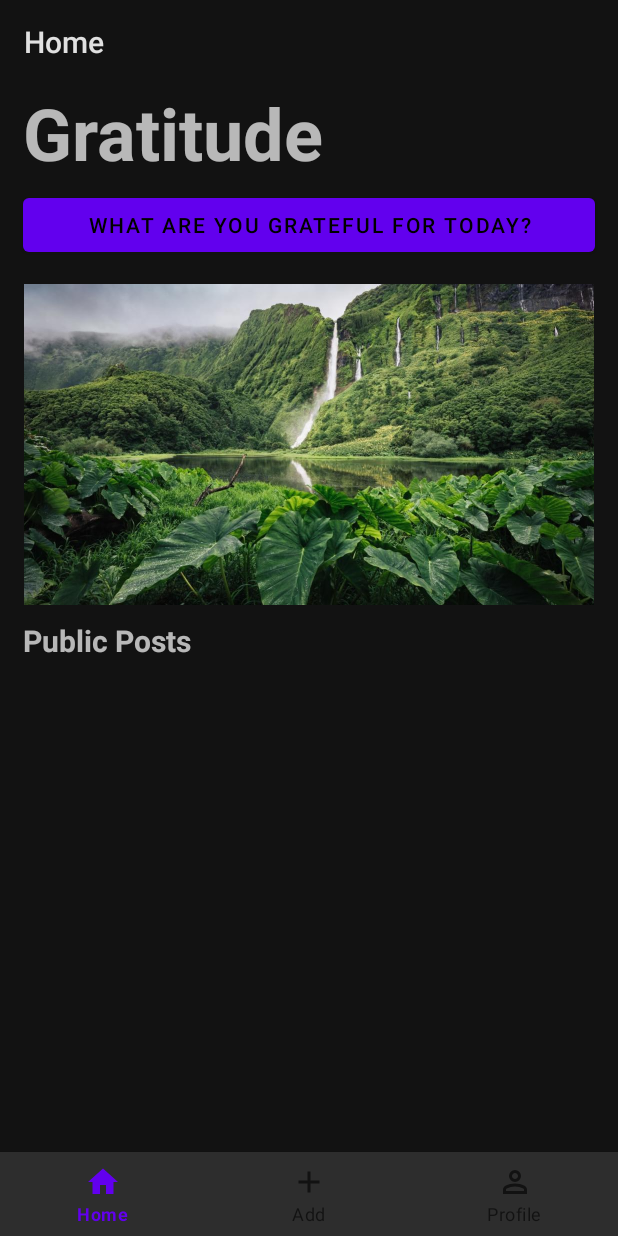
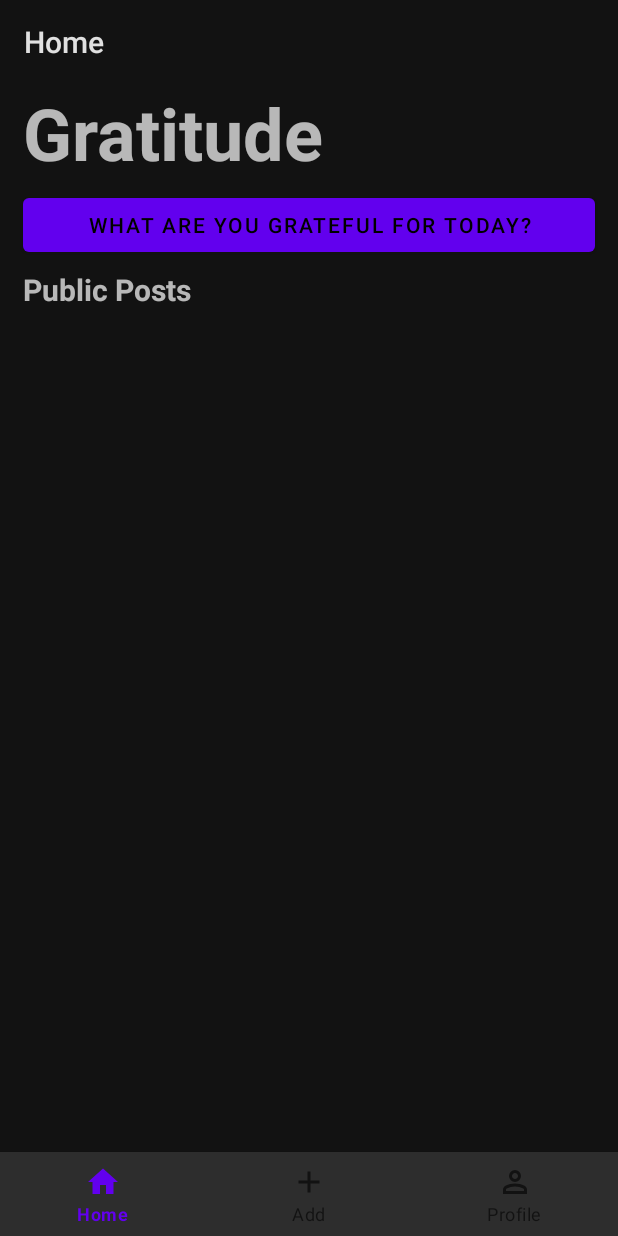
Before and after one commit to shadizx/blissful, an Android app: the screen it shows after launch (MainActivity), on a phone screen of 412 x 824 dp. Run offline under Robolectric (Android 15) with nearby library versions, the phone set to English and light mode, and no system bars; our stand-ins replace Room's generated code, navigation-ui.

Commit message:
Remove posts title property and update home ui

```diff
--- a/app/src/main/java/com/cmpt362/blissful/db/LocalRoomDatabase.kt
+++ b/app/src/main/java/com/cmpt362/blissful/db/LocalRoomDatabase.kt
@@ -11,7 +11,7 @@ import com.cmpt362.blissful.db.user.User
 import com.cmpt362.blissful.db.user.UserDatabaseDao
 import com.cmpt362.blissful.db.util.Converters
 
-@Database(entities = [Post::class, User::class], version = 1)
+@Database(entities = [Post::class, User::class], version = 2)
 @TypeConverters(Converters::class)
 abstract class LocalRoomDatabase : RoomDatabase() {
     abstract val postDatabaseDao: PostDatabaseDao
--- a/app/src/main/java/com/cmpt362/blissful/db/post/Post.kt
+++ b/app/src/main/java/com/cmpt362/blissful/db/post/Post.kt
@@ -37,9 +37,6 @@ data class Post(
     @ColumnInfo(name = "postDateTime")
     val postDateTime: Calendar = Calendar.getInstance(),
 
-    @ColumnInfo(name = "title")
-    val title: String?,
-
     @ColumnInfo(name = "isPublic")
     val isPublic: Boolean = false,
 
--- a/app/src/main/java/com/cmpt362/blissful/ui/home/GratitudeAdapter.kt
+++ b/app/src/main/java/com/cmpt362/blissful/ui/home/GratitudeAdapter.kt
@@ -22,7 +22,6 @@ class GratitudeAdapter(private var gratitudeItems: List<Post>) :
     override fun onBindViewHolder(holder: ViewHolder, position: Int) {
         val item = gratitudeItems[position]
         val dateFormat = SimpleDateFormat("MMMM d, yyyy 'at' hh:mm a", Locale.getDefault())
-        holder.itemHeader.text = item.title ?: "Post ${item.postId}"
         holder.itemDescription.text = item.content
         holder.itemLocation.text = item.location ?: "Unknown"
         holder.itemPostDate.text = dateFormat.format(item.postDateTime.time)
@@ -42,7 +41,6 @@ class GratitudeAdapter(private var gratitudeItems: List<Post>) :
     }
 
     inner class ViewHolder(itemView: View) : RecyclerView.ViewHolder(itemView) {
-        val itemHeader: TextView = itemView.findViewById(R.id.itemHeader)
         val itemDescription: TextView = itemView.findViewById(R.id.itemDescription)
         val itemLocation: TextView = itemView.findViewById(R.id.itemLocation)
         val itemPostDate: TextView = itemView.findViewById(R.id.itemPostDate)
--- a/app/src/main/res/layout/fragment_home.xml
+++ b/app/src/main/res/layout/fragment_home.xml
@@ -3,8 +3,7 @@
     android:layout_width="match_parent"
     android:layout_height="match_parent">
 
-    <LinearLayout xmlns:android="http://schemas.android.com/apk/res/android"
-        xmlns:app="http://schemas.android.com/apk/res-auto"
+    <LinearLayout
         android:layout_width="match_parent"
         android:layout_height="match_parent"
         android:orientation="vertical">
@@ -25,14 +24,6 @@
             android:layout_marginHorizontal="15dp"
             android:layout_marginBottom="5dp"
             android:text="What are you grateful for today?" />
-
-        <ImageView
-            android:layout_width="match_parent"
-            android:layout_height="wrap_content"
-            android:layout_marginHorizontal="15dp"
-            android:layout_marginVertical="10dp"
-            android:adjustViewBounds="true"
-            app:srcCompat="@drawable/natures_blessing" />
 
         <TextView
             android:layout_width="wrap_content"
```
Also changed, not shown: app/src/main/res/layout/home_gratitude_list_item.xml (+4 -9 lines), app/src/main/res/drawable/heart_icon.png (added), app/src/main/res/drawable/natures_blessing.jpg (deleted), app/src/main/res/drawable/thumbs_up.png (deleted).
